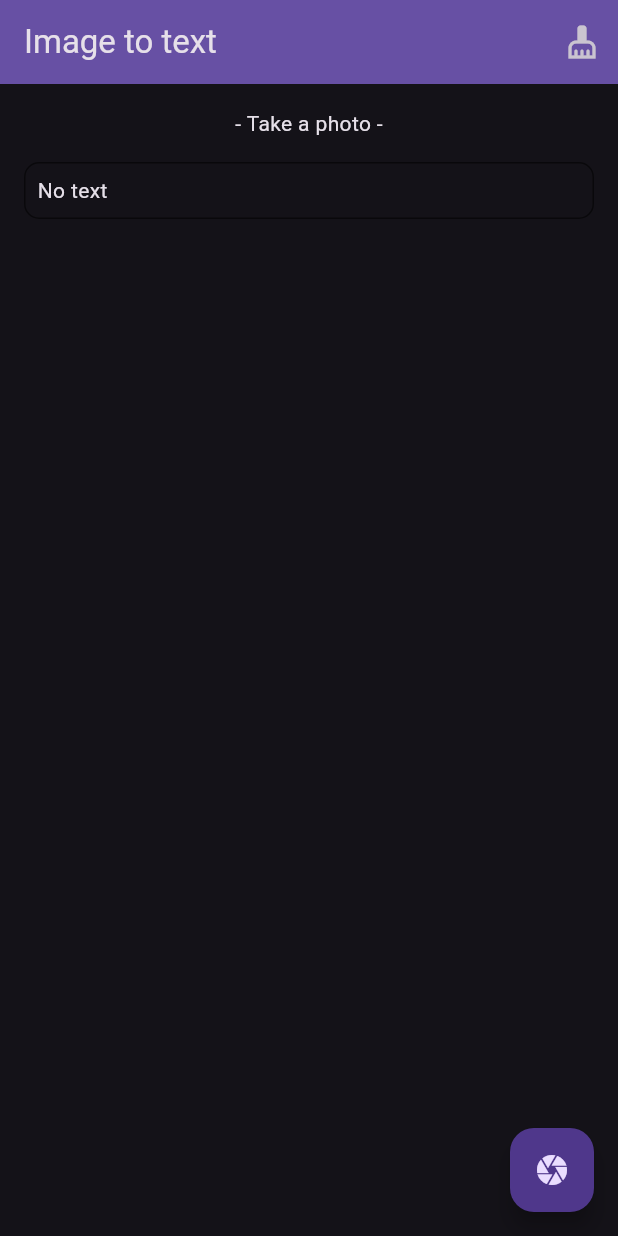
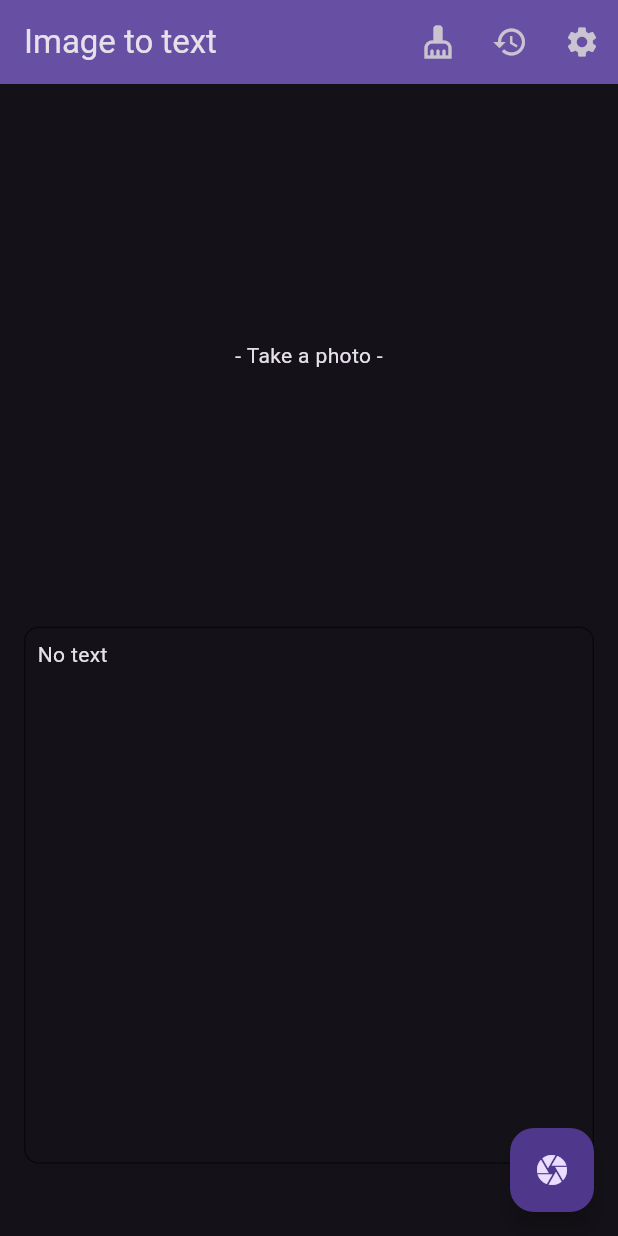
Before and after one commit to lapitski/image2text, a Flutter app: the screen it shows after launch, on a phone screen of 412 x 824 dp. Run offline on Flutter 3.47's test engine with Material 3 defaults, Android fonts, the light colour scheme and no system bars; our stand-ins replace go_router, image_picker; missing offline and left inert: google_mlkit_text_recognition.

Commit message:
gorouter, settings, history

```diff
--- a/lib/main.dart
+++ b/lib/main.dart
@@ -1,9 +1,5 @@
 import 'package:flutter/material.dart';
-import 'package:image_picker/image_picker.dart';
-import 'package:google_mlkit_text_recognition/google_mlkit_text_recognition.dart';
-import 'dart:io';
-
-import 'package:text_recognition_mlkit/screens/Image_to_text.dart';
+import 'router.dart';
 
 void main() {
   runApp(const MyApp());
@@ -14,12 +10,12 @@ class MyApp extends StatelessWidget {
 
   @override
   Widget build(BuildContext context) {
-    return MaterialApp(
+    return MaterialApp.router(
       title: 'Text recognition',
       theme: ThemeData.dark(
         useMaterial3: true,
       ),
-      home: const ImageToTextScreen(title: 'Image to text'),
+      routerConfig: router,
     );
   }
 }
--- /dev/null
+++ b/lib/router.dart
@@ -0,0 +1,36 @@
+import 'package:text_recognition_mlkit/screens/Image_to_text.dart';
+import 'package:go_router/go_router.dart';
+import 'package:text_recognition_mlkit/screens/history.dart';
+import 'package:text_recognition_mlkit/screens/settings.dart';
+import 'package:flutter/material.dart';
+
+class Routes {
+  static const String home = '/';
+  static const String history = 'history';
+  static const String settings = 'settings';
+}
+
+final GoRouter router = GoRouter(
+  routes: <RouteBase>[
+    GoRoute(
+      path: Routes.home,
+      builder: (BuildContext context, GoRouterState state) {
+        return const ImageToTextScreen();
+      },
+      routes: <RouteBase>[
+        GoRoute(
+          path: Routes.history,
+          builder: (BuildContext context, GoRouterState state) {
+            return const HistoryScreen();
+          },
+        ),
+         GoRoute(
+          path: Routes.settings,
+          builder: (BuildContext context, GoRouterState state) {
+            return const Settings();
+          },
+        ),
+      ],
+    ),
+  ],
+);
--- a/lib/screens/Image_to_text.dart
+++ b/lib/screens/Image_to_text.dart
@@ -1,14 +1,12 @@
 import 'package:flutter/material.dart';
+import 'package:go_router/go_router.dart';
 import 'package:image_picker/image_picker.dart';
-import 'package:google_mlkit_text_recognition/google_mlkit_text_recognition.dart';
+import 'package:text_recognition_mlkit/router.dart';
 import 'dart:io';
 import 'package:text_recognition_mlkit/utils/text_recognizer_helper.dart';
 
-
 class ImageToTextScreen extends StatefulWidget {
-  const ImageToTextScreen({super.key, required this.title});
-
-  final String title;
+  const ImageToTextScreen({super.key});
 
   @override
   State<ImageToTextScreen> createState() => _MyHomePageState();
@@ -37,6 +35,7 @@ class _MyHomePageState extends State<ImageToTextScreen> {
 
   @override
   Widget build(BuildContext context) {
+    var height = MediaQuery.of(context).size.height;
     if (isLoading) {
       return const Material(
         child: Center(
@@ -44,36 +43,43 @@ class _MyHomePageState extends State<ImageToTextScreen> {
         ),
       );
     }
-    return Scaffold(
+    return SafeArea(
+      child: Scaffold(
         appBar: AppBar(
           backgroundColor: Theme.of(context).colorScheme.inversePrimary,
-        title: Text(widget.title),
+          title: const Text('Image to text'),
           actions: [
             IconButton(
                 onPressed: resetPreviousRequest,
-              icon: const Icon(Icons.cleaning_services))
+                icon: const Icon(Icons.cleaning_services)),
+            IconButton(
+                onPressed: () {
+                  context.go(Routes.home + Routes.history);
+                },
+                icon: const Icon(Icons.history)),
+            IconButton(
+                onPressed: () {
+                  context.go(Routes.home + Routes.settings);
+                },
+                icon: const Icon(Icons.settings))
           ],
         ),
         body: SingleChildScrollView(
           child: Padding(
             padding: const EdgeInsets.all(16.0),
-          child: Flex(
-            direction: Axis.vertical,
-            mainAxisAlignment: MainAxisAlignment.center,
+            child: Column(
               children: <Widget>[
-              Flexible(
-                  flex: 1,
-                  fit: FlexFit.tight,
+                SizedBox(
+                  height: height / 2.5,
                   child: imageFile != null
                       ? Image.file(imageFile!)
                       : const Center(
                           child: Text('- Take a photo -'),
-                        )),
+                        ),
+                ),
                 const SizedBox(height: 16.0),
-              Flexible(
-                  flex: 1,
-                  fit: FlexFit.tight,
-                  child: Container(
+                Container(
+                  constraints: BoxConstraints(minHeight: height / 2.3),
                   width: double.infinity,
                   padding: const EdgeInsets.all(8.0),
                   decoration: BoxDecoration(
@@ -81,7 +87,7 @@ class _MyHomePageState extends State<ImageToTextScreen> {
                       borderRadius:
                           const BorderRadius.all(Radius.circular(10.0))),
                   child: Text(recognizedText ?? 'No text'),
-                  )),
+                ),
               ],
             ),
           ),
@@ -90,6 +96,7 @@ class _MyHomePageState extends State<ImageToTextScreen> {
           onPressed: takePicture,
           tooltip: 'Take a photo',
           child: const Icon(Icons.camera),
+        ),
       ),
     );
   }
--- a/pubspec.yaml
+++ b/pubspec.yaml
@@ -32,6 +32,7 @@ dependencies:
     sdk: flutter
   google_mlkit_text_recognition: ^0.11.0
   image_picker: ^1.0.7
+  go_router: ^13.2.1
 
   # The following adds the Cupertino Icons font to your application.
   # Use with the CupertinoIcons class for iOS style icons.
```
Also changed, not shown: lib/screens/history.dart (added, +19 -0 lines), lib/screens/settings.dart (added, +19 -0 lines), pubspec.lock. Lines whose indentation alone changed are shown as unchanged.
